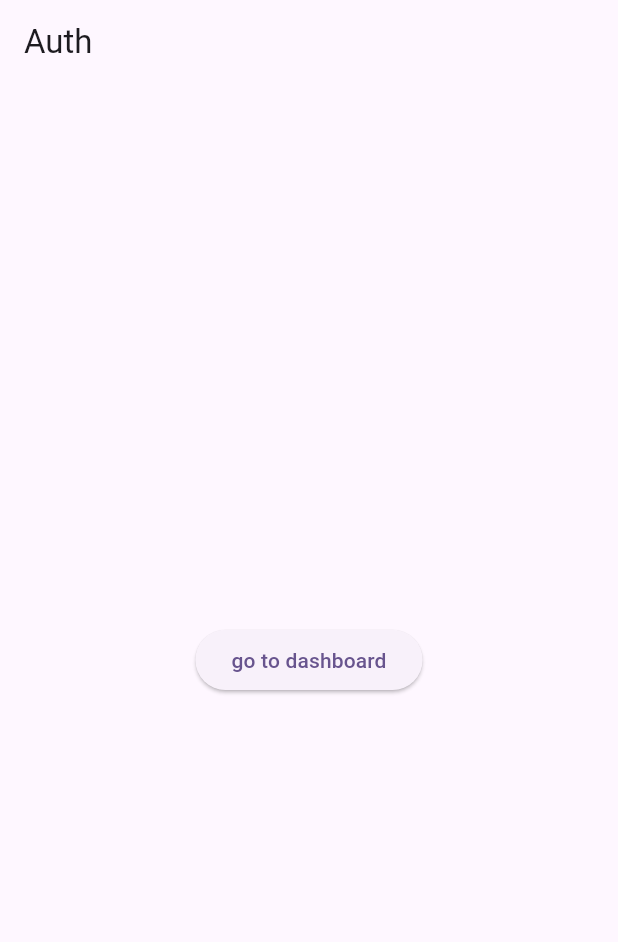
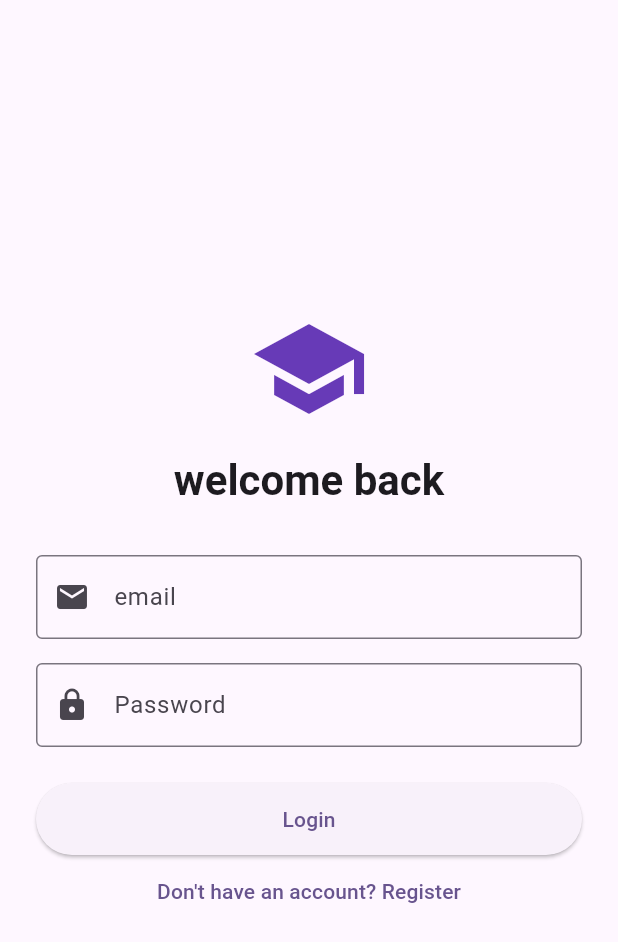
Before and after one commit to AdityaYadavK/AIStudyPlanner, a Flutter app: the screen it shows after launch, on a phone screen of 412 x 824 dp. Shown: the top 942 px of the screen. Run offline on Flutter 3.47's test engine with Material 3 defaults, Android fonts, the phone set to English and light mode, and no system bars; our stand-ins replace cloud_firestore, firebase_auth, firebase_core, flutter_riverpod, go_router; accounts and stored records are empty.

Commit message:
auth services

```diff
--- a/lib/screens/auth.dart
+++ b/lib/screens/auth.dart
@@ -1,18 +1,143 @@
 import 'package:flutter/material.dart';
 import 'package:go_router/go_router.dart';
+import '../services/auth.dart';
 
-class AuthScreen extends StatelessWidget {
-  	const AuthScreen({super.key});
+class AuthScreen extends StatefulWidget {
+  const AuthScreen({super.key});
+
+  @override
+  State<AuthScreen> createState() => _AuthScreenState();
+}
+
+class _AuthScreenState extends State<AuthScreen> {
+  final AuthService _authService = AuthService();
+  final _formKey = GlobalKey<FormState>();
+
+  bool isLogin = true;
+  bool isLoading = false;
+
+  final TextEditingController _emailController = TextEditingController();
+  final TextEditingController _passwordController = TextEditingController();
+  double _dailyHours = 0;
+
+  void _submit() async {
+    if (!_formKey.currentState!.validate()) {
+      return;
+    }
+
+    setState(() {
+      isLoading = true;
+    });
+
+    try {
+      if (isLogin) {
+        await _authService.login(
+          email: _emailController.text.trim(),
+          password: _passwordController.text.trim(),
+        );
+      } else {
+        await _authService.signUp(
+          email: _emailController.text.trim(),
+          password: _passwordController.text.trim(),
+          dailyAvailableHours: _dailyHours,
+        );
+      }
+      if (mounted) {
+        context.go('/dashboard');
+      }
+    } catch (e) {
+      if (mounted) {
+        ScaffoldMessenger.of(
+          context,
+        ).showSnackBar(SnackBar(content: Text(e.toString())));
+      }
+    } finally {
+      if (mounted) {
+        setState(() => isLoading = false);
+      }
+    }
+  }
 
   @override
   Widget build(BuildContext context) {
     return Scaffold(
-      appBar: AppBar(title: const Text('Auth')),
-      body: Center(
-      	child : ElevatedButton(
-     		onPressed: () => context.go('/dashboard'),
-       	child : const Text('go to dashboard')
-       )
+      body: SafeArea(
+        child: Center(
+          child: SingleChildScrollView(
+            padding: EdgeInsets.all(24.0),
+            child: Form(
+              key: _formKey,
+              child: Column(
+                mainAxisAlignment: MainAxisAlignment.center,
+                children: [
+                  const Icon(Icons.school, size: 80, color: Colors.deepPurple),
+                  const SizedBox(height: 16),
+                  Text(
+                    isLogin ? 'welcome back' : 'create account',
+                    style: Theme.of(context).textTheme.headlineMedium?.copyWith(
+                      fontWeight: FontWeight.bold,
+                    ),
+                  ),
+                  const SizedBox(height: 32),
+                  TextFormField(
+                    controller: _emailController,
+                    decoration: const InputDecoration(
+                      labelText: 'email',
+                      border: OutlineInputBorder(),
+                      prefixIcon: Icon(Icons.email),
+                    ),
+                    validator: (v) => v != null && v.contains('@')
+                        ? null
+                        : 'enter a valid email',
+                  ),
+                  const SizedBox(height: 16),
+                  TextFormField(
+                    controller: _passwordController,
+                    decoration: const InputDecoration(
+                      labelText: 'Password',
+                      border: OutlineInputBorder(),
+                      prefixIcon: Icon(Icons.lock),
+                    ),
+                    validator: (v) =>
+                        v != null && v.length >= 6 ? null : 'min 6char',
+                  ),
+                  if (!isLogin) ...[
+                    const SizedBox(height: 24),
+                    Text(
+                      'Daily Available Study Hours: ${_dailyHours.toStringAsFixed(1)} hrs',
+                      style: const TextStyle(fontWeight: FontWeight.w600),
+                    ),
+                    Slider(
+                      value: _dailyHours,
+                      min: 1.0,
+                      max: 12.0,
+                      divisions: 22,
+                      label: '${_dailyHours.toStringAsFixed(1)} hrs',
+                      onChanged: (val) => setState(() => _dailyHours = val),
+                    ),
+                  ],
+                  const SizedBox(height: 24),
+                  SizedBox(
+                    width: double.infinity,
+                    height: 48,
+                    child: ElevatedButton(
+                      onPressed: isLoading ? null : _submit,
+                      child: isLoading
+                          ? const CircularProgressIndicator()
+                          : Text(isLogin ? 'Login' : 'Register'),
+                    ),
+                  ),
+                  TextButton(
+                    onPressed: () => setState(() => isLogin = !isLogin),
+                    child: Text(isLogin
+                        ? "Don't have an account? Register"
+                        : 'Already have an account? Login'),
+                  ),
+                ],
+              ),
+            ),
+          ),
+        ),
       ),
     );
   }
--- /dev/null
+++ b/lib/services/auth.dart
@@ -0,0 +1,43 @@
+import 'package:cloud_firestore/cloud_firestore.dart';
+import 'package:firebase_auth/firebase_auth.dart';
+import 'package:flutter/cupertino.dart';
+
+class AuthService {
+  final FirebaseAuth _auth = FirebaseAuth.instance;
+  final FirebaseFirestore _firestore = FirebaseFirestore.instance;
+
+  User? get currentUser => _auth.currentUser;
+
+  Future<UserCredential> signUp({
+    required String email,
+    required String password,
+    required double dailyAvailableHours,
+  }) async {
+    UserCredential credential = await _auth.createUserWithEmailAndPassword(
+      email: email,
+      password: password,
+    );
+
+    // init user profile in firestore
+    await _firestore.collection('users').doc(credential.user!.uid).set({
+      'email': email,
+      'dailyAvailableHours': dailyAvailableHours,
+      'createdAt': FieldValue.serverTimestamp(),
+    });
+    return credential;
+  }
+
+  Future<UserCredential> login({
+    required String email,
+    required String password,
+  }) async {
+    return await _auth.signInWithEmailAndPassword(
+      email: email,
+      password: password,
+    );
+  }
+
+  Future<void> signOut() async {
+    await _auth.signOut();
+  }
+}
```
